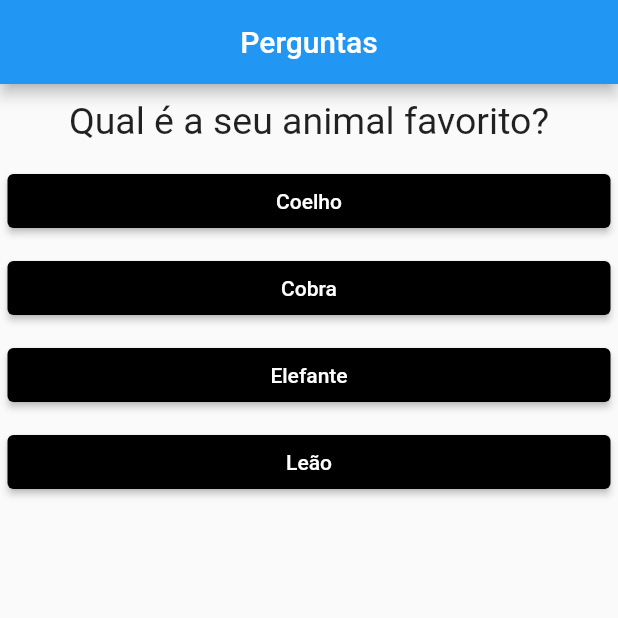
After one commit to rafaelledo/projeto_perguntas, a Flutter app: the screen it shows after launch, after a tap on "Preto", on a phone screen of 412 x 824 dp, the top half of it. The commit adds this screen. Run offline on Flutter 3.47's test engine with Material 2 defaults, Android fonts, the phone set to English and light mode, and no system bars.

Commit message:
create form.dart

```diff
--- a/lib/main.dart
+++ b/lib/main.dart
@@ -1,15 +1,13 @@
 import 'package:flutter/material.dart';
-
-import 'src/widgets/question.dart';
-import 'src/widgets/reponse.dart';
+import 'src/widgets/my_form.dart';
 import 'src/widgets/result.dart';
 
 void main(List<String> args) => runApp(const PerguntaApp());
 
 class PerguntaAppState extends State<PerguntaApp> {
-  var _perguntaSelecionada = 0;
+  var _selectedQuestion = 0;
 
-  final _perguntas = const [
+  final _questions = const [
     {
       'texto': 'Qual é a sua cor favorita?',
       'respostas': ['Preto', 'Vermelho', 'Verde', 'Branco'],
@@ -24,24 +22,20 @@ class PerguntaAppState extends State<PerguntaApp> {
     },
   ];
 
-  void _responder() {
-    if (temPerguntaSelecionada) {
+  bool get haveSelectedQuestion {
+    return _selectedQuestion < _questions.length;
+  }
+
+  void _respond() {
+    if (haveSelectedQuestion) {
       setState(() {
-        _perguntaSelecionada++;
+        _selectedQuestion++;
       });
     }
   }
 
-  bool get temPerguntaSelecionada {
-    return _perguntaSelecionada < _perguntas.length;
-  }
-
   @override
   Widget build(BuildContext context) {
-    List<String> respostas = temPerguntaSelecionada
-        ? _perguntas[_perguntaSelecionada].cast()['respostas']
-        : [];
-
     return MaterialApp(
       home: Scaffold(
         appBar: AppBar(
@@ -53,13 +47,11 @@ class PerguntaAppState extends State<PerguntaApp> {
             ),
           ),
         ),
-        body: temPerguntaSelecionada
-            ? Column(
-                children: <Widget>[
-                  Question(
-                      _perguntas[_perguntaSelecionada]['texto'].toString()),
-                  ...respostas.map((t) => Response(t, _responder)).toList(),
-                ],
+        body: haveSelectedQuestion
+            ? My_Form(
+                questions: _questions,
+                selectedQuestion: _selectedQuestion,
+                respond: _respond,
               )
             : Result('Parabéns!'),
       ),
--- /dev/null
+++ b/lib/src/widgets/my_form.dart
@@ -0,0 +1,34 @@
+import 'package:flutter/material.dart';
+
+import 'question.dart';
+import 'reponse.dart';
+
+class My_Form extends StatelessWidget {
+  final List<Map<String, Object>> questions;
+  final int selectedQuestion;
+  final void Function() respond;
+
+  const My_Form({
+    super.key,
+    required this.questions,
+    required this.selectedQuestion,
+    required this.respond,
+  });
+
+  bool get haveSelectedQuestion {
+    return selectedQuestion < questions.length;
+  }
+
+  @override
+  Widget build(BuildContext context) {
+    List<String> respostas = haveSelectedQuestion
+        ? questions[selectedQuestion].cast()['respostas']
+        : [];
+    return Column(
+      children: [
+        Question(questions[selectedQuestion]['texto'].toString()),
+        ...respostas.map((t) => Response(t, respond)).toList(),
+      ],
+    );
+  }
+}
```
